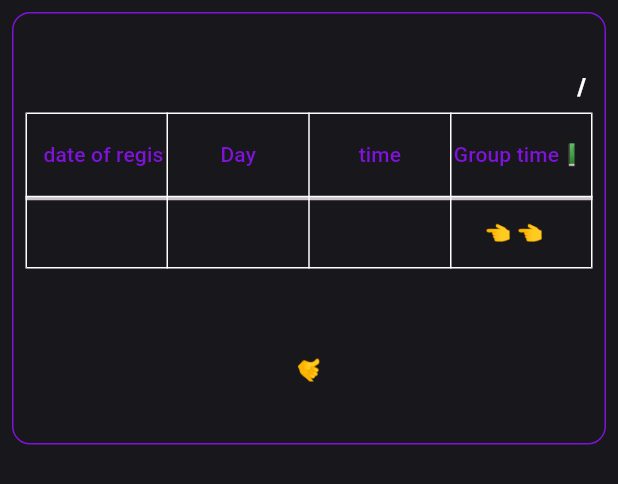
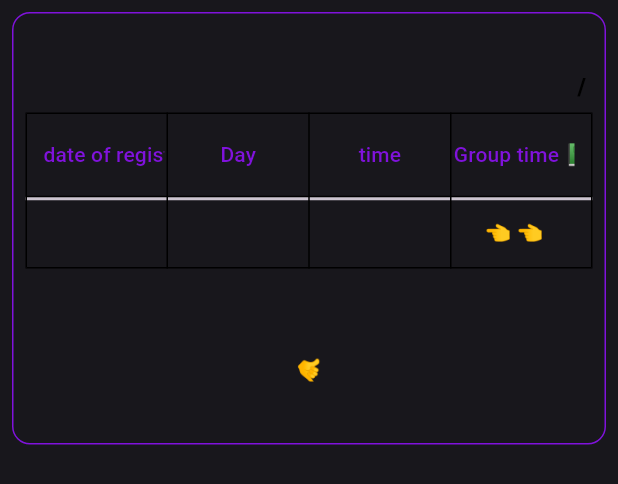
Before and after one commit to Fadyemil/Drosak_App, a Flutter app: the StudentItemBody widget shown alone on an empty page, opened directly with empty values, on a phone screen of 412 x 824 dp. Shown: the top 484 px of the screen. Run offline on Flutter 3.47's test engine with Material 3 defaults, Android fonts, the phone set to English and light mode, and no system bars; drawn by our look-alikes of data_table_2, flutter_slidable; our stand-ins replace animated_splash_screen, bloc, curved_navigation_bar, dropdown_button2, flutter_animate, flutter_bloc and 4 more; accounts and stored records are empty.

Commit message:
finsh theme in add

```diff
--- a/analysis_options.yaml
+++ b/analysis_options.yaml
@@ -7,6 +7,10 @@
 
 # The following line activates a set of recommended lints for Flutter apps,
 # packages, and plugins designed to encourage good coding practices.
+analyzer:
+  errors:
+    depend_on_referenced_packages: ignore
+    non_constant_identifier_names: ignore
 include: package:flutter_lints/flutter.yaml
 
 linter:
--- a/lib/business_logic_layer/audience_add/audience_add_cubit.dart
+++ b/lib/business_logic_layer/audience_add/audience_add_cubit.dart
@@ -1,3 +1,5 @@
+// ignore_for_file: depend_on_referenced_packages, non_constant_identifier_names, avoid_print
+
 import 'package:bloc/bloc.dart';
 import 'package:drosak/core/const/color_const.dart';
 import 'package:drosak/data_layer/models/audience_model.dart';
--- a/lib/business_logic_layer/ed_st_add/ed_st_add_cubit.dart
+++ b/lib/business_logic_layer/ed_st_add/ed_st_add_cubit.dart
@@ -1,3 +1,5 @@
+// ignore_for_file: avoid_print
+
 import 'package:bloc/bloc.dart';
 import 'package:drosak/core/const/color_const.dart';
 import 'package:drosak/data_layer/models/ed_st_model.dart';
--- a/lib/presentation_layer/screen/group_screen.dart
+++ b/lib/presentation_layer/screen/group_screen.dart
@@ -38,7 +38,7 @@ class _GroupScreenState extends State<GroupScreen> {
           text: 'Groub',
           add: () {
             showModalBottomSheet(
-              backgroundColor: Color.fromARGB(255, 16, 112, 124),
+              backgroundColor: const Color.fromARGB(255, 16, 112, 124),
               isScrollControlled: true,
               shape: RoundedRectangleBorder(
                 borderRadius: BorderRadius.circular(16),
@@ -49,7 +49,7 @@ class _GroupScreenState extends State<GroupScreen> {
                   onTap: () {
                     FocusScope.of(context).unfocus();
                   },
-                  child: GroubBottonSheet(),
+                  child: const GroubBottonSheet(),
                 );
               },
             );
--- a/lib/presentation_layer/widget/payment_widget/custom_search_delegate_pay.dart
+++ b/lib/presentation_layer/widget/payment_widget/custom_search_delegate_pay.dart
@@ -53,7 +53,7 @@ class CustomSearchDelegatePay extends SearchDelegate {
           title: Text(
             result.InputName ?? result.ExpenseName ?? 'Unknown',
             style: const TextStyle(
-              color: Colors.white,
+              color: Color.fromARGB(249, 27, 126, 240),
             ),
           ),
           onTap: () {
@@ -90,7 +90,7 @@ class CustomSearchDelegatePay extends SearchDelegate {
           title: Text(
             result.InputName ?? result.ExpenseName ?? 'Unknown',
             style: const TextStyle(
-              color: Colors.white,
+              color: Color.fromARGB(249, 27, 126, 240),
             ),
           ),
           onTap: () {
--- a/lib/presentation_layer/widget/show_mode_botton_sheet/custom_text_filed.dart
+++ b/lib/presentation_layer/widget/show_mode_botton_sheet/custom_text_filed.dart
@@ -3,7 +3,6 @@
 import 'package:drosak/core/const/color_const.dart';
 import 'package:flutter/material.dart';
 // import 'package:flutter/src/widgets/container.dart';
-import 'package:flutter/src/widgets/framework.dart';
 
 class CustomTextField extends StatelessWidget {
   CustomTextField(
--- a/lib/presentation_layer/widget/student_widget/custom_search_delegate_student_Screen.dart
+++ b/lib/presentation_layer/widget/student_widget/custom_search_delegate_student_Screen.dart
@@ -55,7 +55,7 @@ class CustomSearchDelegateStudentScreen extends SearchDelegate {
           title: Text(
             result.nameStudent,
             style: const TextStyle(
-              color: Colors.white,
+              color: Color.fromARGB(249, 27, 126, 240),
             ),
           ),
           onTap: () {
@@ -90,7 +90,7 @@ class CustomSearchDelegateStudentScreen extends SearchDelegate {
           title: Text(
             result.nameStudent,
             style: TextStyle(
-              color: Colors.white,
+              color: Color.fromARGB(249, 27, 126, 240),
             ),
           ),
           onTap: () {
--- a/lib/presentation_layer/widget/student_widget/student_Item_body.dart
+++ b/lib/presentation_layer/widget/student_widget/student_Item_body.dart
@@ -1,4 +1,5 @@
 import 'package:data_table_2/data_table_2.dart';
+import 'package:drosak/business_logic_layer/cubit/app_theme_cubit.dart';
 import 'package:drosak/business_logic_layer/student/student_cubit.dart';
 import 'package:drosak/core/const/color_const.dart';
 import 'package:drosak/data_layer/models/student_model.dart';
@@ -15,6 +16,8 @@ class StudentItemBody extends StatelessWidget {
   @override
   Widget build(BuildContext context) {
     Size size = MediaQuery.sizeOf(context);
+    var themeState = context.watch<AppThemeCubit>().state;
+    bool isDarkMode = themeState is DarkCubit;
     return Container(
       margin: const EdgeInsets.all(8),
       padding: const EdgeInsets.all(8),
@@ -57,7 +60,7 @@ class StudentItemBody extends StatelessWidget {
               style: TextStyle(
                 fontSize: 16,
                 fontWeight: FontWeight.w800,
-                color: Colors.white,
+                color: isDarkMode ? Colors.white : Colors.black,
               ),
             ),
             const SizedBox(height: 6),
@@ -66,7 +69,7 @@ class StudentItemBody extends StatelessWidget {
               style: TextStyle(
                 fontSize: 16,
                 fontWeight: FontWeight.w800,
-                color: Colors.white,
+                color: isDarkMode ? Colors.white : Colors.black,
               ),
             ),
             const SizedBox(height: 6),
@@ -84,7 +87,7 @@ class StudentItemBody extends StatelessWidget {
                   style: TextStyle(
                     fontSize: 16,
                     fontWeight: FontWeight.w800,
-                    color: Colors.white,
+                    color: isDarkMode ? Colors.white : Colors.black,
                   ),
                 ),
               ),
@@ -97,7 +100,8 @@ class StudentItemBody extends StatelessWidget {
               maxLines: 3,
               overflow: TextOverflow.ellipsis,
               style: TextStyle(
-                color: ColorConst.kWhiteColor.withOpacity(0.5),
+                color:
+                    isDarkMode ? Colors.white.withOpacity(0.5) : Colors.black87,
                 fontSize: 14,
               ),
             ),
@@ -151,10 +155,12 @@ class StudentTable extends StatelessWidget {
 
   @override
   Widget build(BuildContext context) {
+    var themeState = context.watch<AppThemeCubit>().state;
+    bool isDarkMode = themeState is DarkCubit;
     return DataTable2(
       border: TableBorder.all(
         width: 1,
-        color: Colors.white,
+        color: isDarkMode ? Colors.white : Colors.black,
       ),
       columnSpacing: 4,
       horizontalMargin: 12,
@@ -205,25 +211,33 @@ class StudentTable extends StatelessWidget {
             DataCell(Center(
               child: Text(
                 stModel.dateRegistration,
-                style: TextStyle(color: ColorConst.kWhiteColor),
+                style: TextStyle(
+                  color: isDarkMode ? Colors.white : Colors.black,
+                ),
               ),
             )),
             DataCell(Center(
               child: Text(
                 stModel.day,
-                style: TextStyle(color: ColorConst.kWhiteColor),
+                style: TextStyle(
+                  color: isDarkMode ? Colors.white : Colors.black,
+                ),
               ),
             )),
             DataCell(Center(
               child: Text(
                 stModel.TimePicker,
-                style: TextStyle(color: ColorConst.kWhiteColor),
+                style: TextStyle(
+                  color: isDarkMode ? Colors.white : Colors.black,
+                ),
               ),
             )),
             DataCell(Center(
               child: Text(
                 '👈 👈',
-                style: TextStyle(color: ColorConst.kWhiteColor),
+                style: TextStyle(
+                  color: isDarkMode ? Colors.white : Colors.black,
+                ),
               ),
             )),
           ],
```
Also changed, not shown: lib/presentation_layer/widget/home_widget/botton_navigi_bar.dart (+6 -6 lines).
